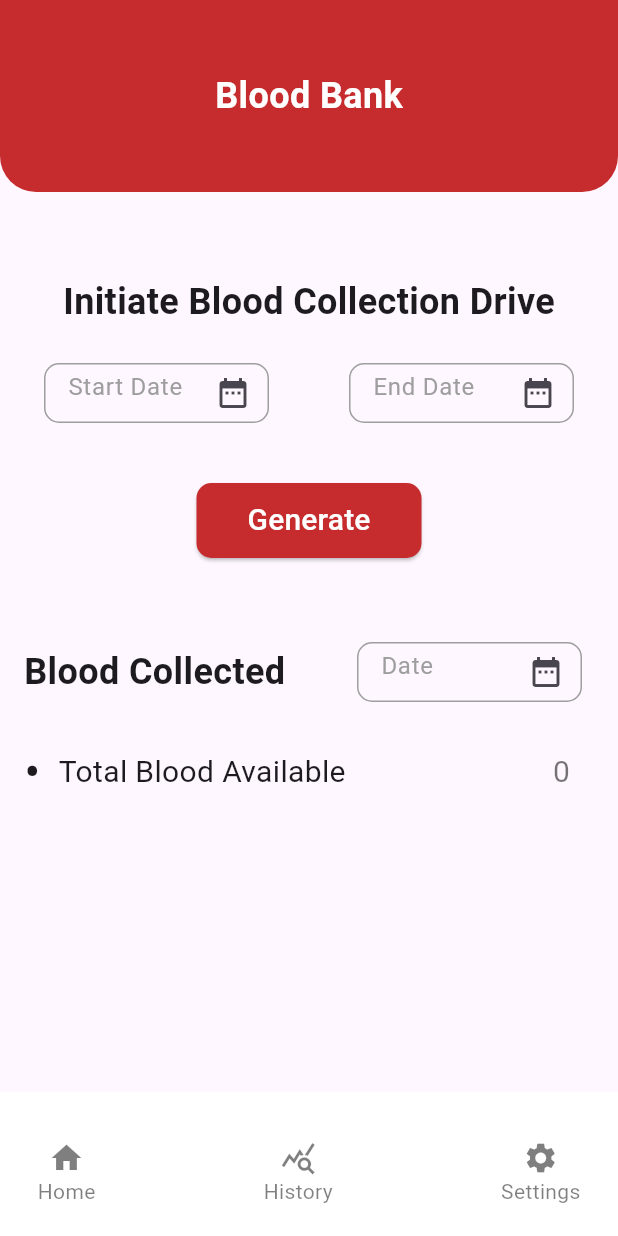
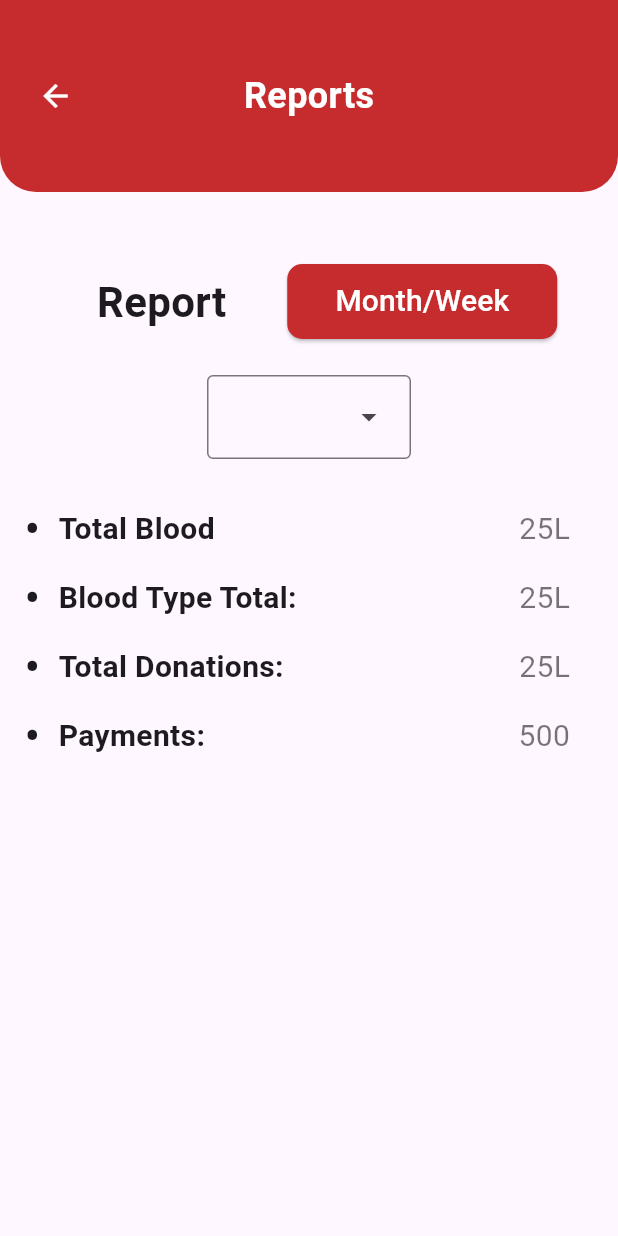
Before and after one commit to Ali-Hubail/BDMS, a Flutter app: the screen it shows after launch, on a phone screen of 412 x 824 dp. Run offline on Flutter 3.47's test engine with Material 3 defaults, Android fonts, the light colour scheme and no system bars.

Commit message:
create mgr report screen

```diff
--- /dev/null
+++ b/bdms/lib/common_widgets/blood_info.dart
@@ -0,0 +1,37 @@
+import 'package:flutter/material.dart';
+
+class BloodInfo extends StatelessWidget {
+  const BloodInfo({
+    super.key,
+    this.title,
+    this.number,
+  });
+  final String? title;
+  final String? number;
+  @override
+  Widget build(BuildContext context) {
+    return Padding(
+      padding: const EdgeInsets.only(right: 32.0, left: 16),
+      child: Row(
+        children: [
+          const Text(
+            '\u2022',
+            style: TextStyle(fontSize: 32),
+          ),
+          const SizedBox(
+            width: 12,
+          ),
+          Text(
+            title!,
+            style: const TextStyle(fontSize: 20, fontWeight: FontWeight.bold),
+          ),
+          const Spacer(),
+          Text(
+            number.toString(),
+            style: const TextStyle(fontSize: 20, color: Colors.black54),
+          ),
+        ],
+      ),
+    );
+  }
+}
--- a/bdms/lib/common_widgets/primary_input.dart
+++ b/bdms/lib/common_widgets/primary_input.dart
@@ -1,14 +1,18 @@
 import 'package:flutter/material.dart';
 
 class PrimaryInput extends StatelessWidget {
-  const PrimaryInput({super.key, this.hintText});
+  const PrimaryInput({super.key, this.hintText, this.width, this.height});
   final String? hintText;
+  final double? width;
+  final double? height;
 
   @override
   Widget build(BuildContext context) {
     return SizedBox(
       height: 80,
+      width: width,
       child: TextFormField(
+        textAlign: TextAlign.center,
         decoration: InputDecoration(
           hintText: hintText,
           hintStyle: const TextStyle(color: Colors.grey),
--- a/bdms/lib/main.dart
+++ b/bdms/lib/main.dart
@@ -1,4 +1,4 @@
-import 'package:bdms/presentation/mgr_blood_bank/blood_bank.dart';
+import 'package:bdms/presentation/mgr_blood_bank/mgr_rp_.dart';
 import 'package:flutter/material.dart';
 
 void main() {
@@ -11,7 +11,7 @@ class MyApp extends StatelessWidget {
   @override
   Widget build(BuildContext context) {
     return const MaterialApp(
-      home: BloodBank(),
+      home: MgrReport(),
     );
   }
 }
--- a/bdms/lib/presentation/mgr_blood_bank/blood_bank.dart
+++ b/bdms/lib/presentation/mgr_blood_bank/blood_bank.dart
@@ -1,6 +1,5 @@
 import 'package:bdms/common_widgets/blood_type.dart';
 import 'package:bdms/common_widgets/custom_app_bar.dart';
-import 'package:bdms/common_widgets/custom_bottom_navigation_bar.dart';
 import 'package:bdms/common_widgets/date_picker.dart';
 import 'package:bdms/common_widgets/primary_button.dart';
 import 'package:flutter/material.dart';
@@ -16,8 +15,7 @@ class _BloodBankState extends State<BloodBank> {
   @override
   Widget build(BuildContext context) {
     return Scaffold(
-      appBar: const CustomAppBar(title: 'Blood Bank'),
-      bottomNavigationBar: const CustomBottomNavigationBar(index: 1),
+      appBar: const CustomAppBar(title: 'Blood Bank', backButton: true),
       body: Padding(
         padding: const EdgeInsets.symmetric(vertical: 56),
         child: Column(
--- /dev/null
+++ b/bdms/lib/presentation/mgr_blood_bank/mgr_rp_.dart
@@ -0,0 +1,60 @@
+import 'package:bdms/common_widgets/blood_info.dart';
+import 'package:bdms/common_widgets/custom_app_bar.dart';
+import 'package:bdms/common_widgets/primary_button.dart';
+import 'package:bdms/common_widgets/primary_input.dart';
+import 'package:flutter/material.dart';
+
+class MgrReport extends StatefulWidget {
+  const MgrReport({super.key});
+
+  @override
+  State<MgrReport> createState() => _MgrReportState();
+}
+
+class _MgrReportState extends State<MgrReport> {
+  @override
+  Widget build(BuildContext context) {
+    return Scaffold(
+      appBar: const CustomAppBar(
+        title: 'Reports',
+        backButton: true,
+      ),
+      body: Padding(
+        padding: const EdgeInsets.only(top: 48.0),
+        child: Column(
+          children: [
+            Padding(
+              padding: const EdgeInsets.only(left: 24),
+              child: Row(
+                mainAxisAlignment: MainAxisAlignment.spaceEvenly,
+                children: [
+                  const Text(
+                    'Report',
+                    style: TextStyle(fontSize: 28, fontWeight: FontWeight.bold),
+                  ),
+                  PrimaryButton(
+                      text: 'Month/Week', onPressed: () {}, buttonWidth: 180),
+                ],
+              ),
+            ),
+            const SizedBox(
+              height: 24,
+            ),
+            const DropdownMenu(
+              dropdownMenuEntries: [
+                DropdownMenuEntry(value: 's', label: 'label')
+              ],
+            ),
+            const SizedBox(
+              height: 24,
+            ),
+            const BloodInfo(title: 'Total Blood', number: '25L'),
+            const BloodInfo(title: 'Blood Type Total:', number: '25L'),
+            const BloodInfo(title: 'Total Donations:', number: '25L'),
+            const BloodInfo(title: 'Payments:', number: '500'),
+          ],
+        ),
+      ),
+    );
+  }
+}
```
